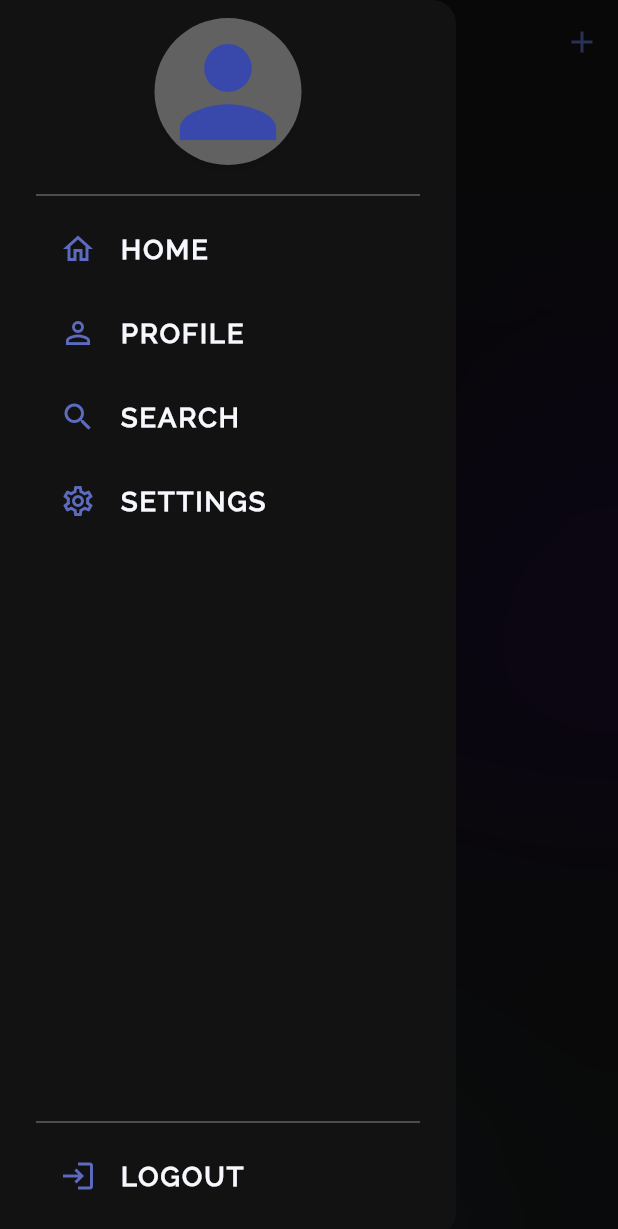
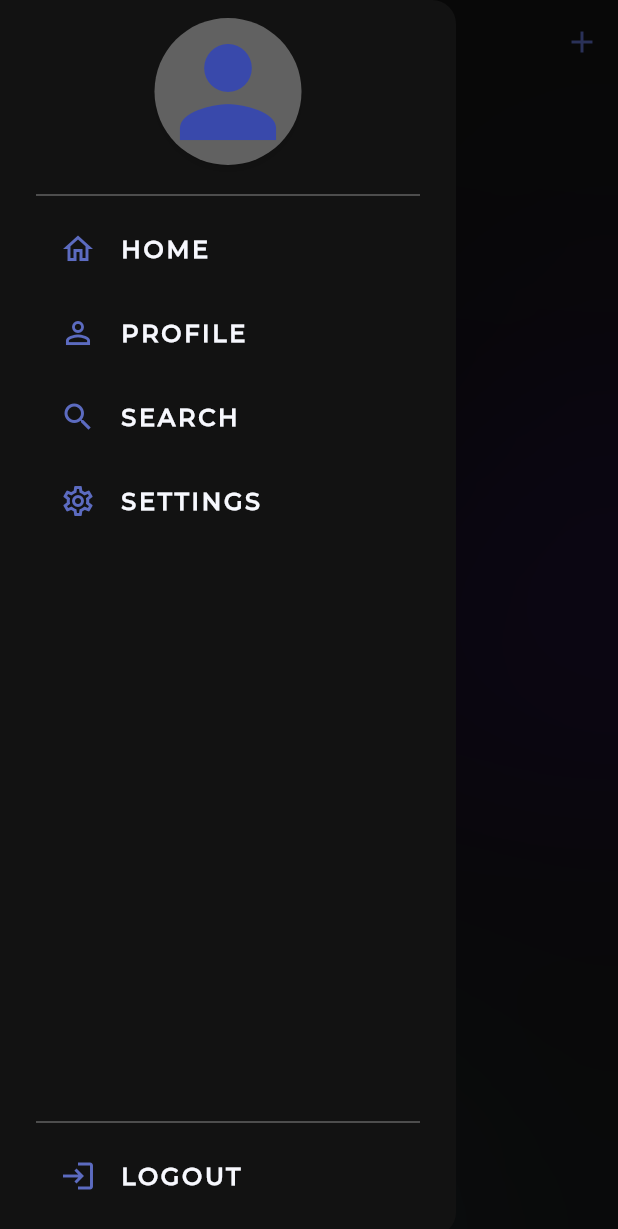
Before and after one commit to NovaLogics/lyxa-live-flutter-app, a Flutter app: the HomeScreen screen opened directly, with the side drawer open, on a phone screen of 412 x 824 dp. Shown: the top 1229 px of the screen. Run offline on Flutter 3.47's test engine with Material 3 defaults, Android fonts, the phone set to English and light mode, and no system bars; drawn by our look-alikes of cached_network_image; our stand-ins replace carousel_slider, cloud_firestore, file_picker, firebase_auth, firebase_core, firebase_storage and 7 more; accounts and stored records are empty; generated files the repository leaves out were written again; network calls fail.

Commit message:
feat [ home ]: Update Widget [ DrawerTitleUnit ]

```diff
--- a/lib/src/features/home/ui/components/drawer_title_unit.dart
+++ b/lib/src/features/home/ui/components/drawer_title_unit.dart
@@ -1,5 +1,7 @@
 import 'package:flutter/material.dart';
 import 'package:lyxa_live/src/core/styles/app_text_styles.dart';
+import 'package:lyxa_live/src/core/utils/constants/constants.dart';
+import 'package:lyxa_live/src/core/values/app_dimensions.dart';
 
 class DrawerTitleUnit extends StatelessWidget {
   final String title;
@@ -22,7 +24,9 @@ class DrawerTitleUnit extends StatelessWidget {
         title,
         style: AppTextStyles.subtitlePrimary.copyWith(
           color: Theme.of(context).colorScheme.inversePrimary,
-          letterSpacing: 1.4,
+          fontSize: AppDimens.textSizeMedium,
+          letterSpacing: 1.8,
+          fontFamily: FONT_MONTSERRAT,
           shadows: [],
         ),
       ),
```
